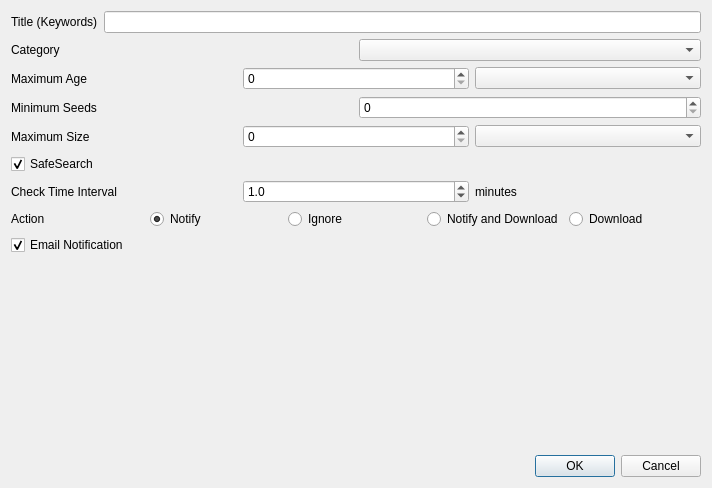
Before: the Qt Designer form create_filter_dialog.ui in thegreyd/znotify, drawn with Qt 5.
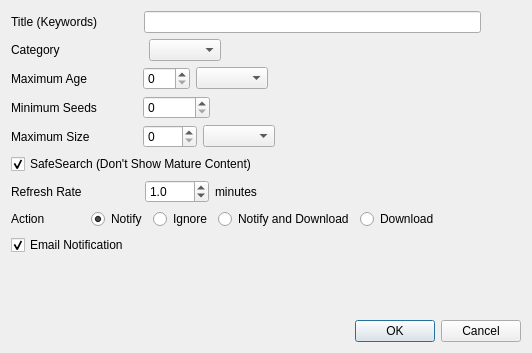
After: the same form once the commit is applied.

Commit message: implement advanced search, improve ui

Diff of the .ui file:
```diff
--- a/create_filter_dialog.ui
+++ b/create_filter_dialog.ui
@@ -6,8 +6,8 @@
    <rect>
     <x>0</x>
     <y>0</y>
-    <width>712</width>
-    <height>488</height>
+    <width>532</width>
+    <height>353</height>
    </rect>
   </property>
   <property name="windowTitle">
@@ -25,9 +25,41 @@
          </property>
         </widget>
        </item>
+       <item>
+        <spacer name="horizontalSpacer_3">
+         <property name="orientation">
+          <enum>Qt::Horizontal</enum>
+         </property>
+         <property name="sizeType">
+          <enum>QSizePolicy::Minimum</enum>
+         </property>
+         <property name="sizeHint" stdset="0">
+          <size>
+           <width>40</width>
+           <height>20</height>
+          </size>
+         </property>
+        </spacer>
+       </item>
        <item>
         <widget class="QLineEdit" name="keywords_bar"/>
        </item>
+       <item>
+        <spacer name="horizontalSpacer_12">
+         <property name="orientation">
+          <enum>Qt::Horizontal</enum>
+         </property>
+         <property name="sizeType">
+          <enum>QSizePolicy::Minimum</enum>
+         </property>
+         <property name="sizeHint" stdset="0">
+          <size>
+           <width>40</width>
+           <height>20</height>
+          </size>
+         </property>
+        </spacer>
+       </item>
       </layout>
      </item>
      <item>
@@ -35,13 +67,42 @@
        <item>
         <widget class="QLabel" name="label_5">
          <property name="text">
-          <string>Category</string>
+          <string>Category          </string>
          </property>
         </widget>
        </item>
+       <item>
+        <spacer name="horizontalSpacer_4">
+         <property name="orientation">
+          <enum>Qt::Horizontal</enum>
+         </property>
+         <property name="sizeType">
+          <enum>QSizePolicy::Preferred</enum>
+         </property>
+         <property name="sizeHint" stdset="0">
+          <size>
+           <width>50</width>
+           <height>20</height>
+          </size>
+         </property>
+        </spacer>
+       </item>
        <item>
         <widget class="QComboBox" name="combo_categ"/>
        </item>
+       <item>
+        <spacer name="horizontalSpacer_9">
+         <property name="orientation">
+          <enum>Qt::Horizontal</enum>
+         </property>
+         <property name="sizeHint" stdset="0">
+          <size>
+           <width>40</width>
+           <height>20</height>
+          </size>
+         </property>
+        </spacer>
+       </item>
       </layout>
      </item>
      <item>
@@ -49,10 +110,26 @@
        <item>
         <widget class="QLabel" name="label_10">
          <property name="text">
-          <string>Maximum Age</string>
+          <string>Maximum Age   </string>
          </property>
         </widget>
        </item>
+       <item>
+        <spacer name="horizontalSpacer_10">
+         <property name="orientation">
+          <enum>Qt::Horizontal</enum>
+         </property>
+         <property name="sizeType">
+          <enum>QSizePolicy::Minimum</enum>
+         </property>
+         <property name="sizeHint" stdset="0">
+          <size>
+           <width>40</width>
+           <height>20</height>
+          </size>
+         </property>
+        </spacer>
+       </item>
        <item>
         <widget class="QSpinBox" name="spin_age">
          <property name="maximum">
@@ -63,6 +140,19 @@
        <item>
         <widget class="QComboBox" name="combo_ageunit"/>
        </item>
+       <item>
+        <spacer name="horizontalSpacer_5">
+         <property name="orientation">
+          <enum>Qt::Horizontal</enum>
+         </property>
+         <property name="sizeHint" stdset="0">
+          <size>
+           <width>40</width>
+           <height>20</height>
+          </size>
+         </property>
+        </spacer>
+       </item>
       </layout>
      </item>
      <item>
@@ -74,6 +164,22 @@
          </property>
         </widget>
        </item>
+       <item>
+        <spacer name="horizontalSpacer_2">
+         <property name="orientation">
+          <enum>Qt::Horizontal</enum>
+         </property>
+         <property name="sizeType">
+          <enum>QSizePolicy::Minimum</enum>
+         </property>
+         <property name="sizeHint" stdset="0">
+          <size>
+           <width>40</width>
+           <height>20</height>
+          </size>
+         </property>
+        </spacer>
+       </item>
        <item>
         <widget class="QSpinBox" name="spin_seeds">
          <property name="maximum">
@@ -81,6 +187,22 @@
          </property>
         </widget>
        </item>
+       <item>
+        <spacer name="horizontalSpacer">
+         <property name="orientation">
+          <enum>Qt::Horizontal</enum>
+         </property>
+         <property name="sizeType">
+          <enum>QSizePolicy::Expanding</enum>
+         </property>
+         <property name="sizeHint" stdset="0">
+          <size>
+           <width>40</width>
+           <height>20</height>
+          </size>
+         </property>
+        </spacer>
+       </item>
       </layout>
      </item>
      <item>
@@ -88,10 +210,26 @@
        <item>
         <widget class="QLabel" name="label_2">
          <property name="text">
-          <string>Maximum Size</string>
+          <string>Maximum Size  </string>
          </property>
         </widget>
        </item>
+       <item>
+        <spacer name="horizontalSpacer_6">
+         <property name="orientation">
+          <enum>Qt::Horizontal</enum>
+         </property>
+         <property name="sizeType">
+          <enum>QSizePolicy::Minimum</enum>
+         </property>
+         <property name="sizeHint" stdset="0">
+          <size>
+           <width>40</width>
+           <height>20</height>
+          </size>
+         </property>
+        </spacer>
+       </item>
        <item>
         <widget class="QSpinBox" name="spin_sizeul">
          <property name="maximum">
@@ -102,12 +240,25 @@
        <item>
         <widget class="QComboBox" name="combo_sizeul"/>
        </item>
+       <item>
+        <spacer name="horizontalSpacer_11">
+         <property name="orientation">
+          <enum>Qt::Horizontal</enum>
+         </property>
+         <property name="sizeHint" stdset="0">
+          <size>
+           <width>40</width>
+           <height>20</height>
+          </size>
+         </property>
+        </spacer>
+       </item>
       </layout>
      </item>
      <item>
       <widget class="QCheckBox" name="check_safesearch">
        <property name="text">
-        <string>SafeSearch</string>
+        <string>SafeSearch (Don't Show Mature Content)</string>
        </property>
        <property name="checked">
         <bool>true</bool>
@@ -119,10 +270,26 @@
        <item>
         <widget class="QLabel" name="label_6">
          <property name="text">
-          <string>Check Time Interval</string>
+          <string>Refresh Rate     </string>
          </property>
         </widget>
        </item>
+       <item>
+        <spacer name="horizontalSpacer_14">
+         <property name="orientation">
+          <enum>Qt::Horizontal</enum>
+         </property>
+         <property name="sizeType">
+          <enum>QSizePolicy::Minimum</enum>
+         </property>
+         <property name="sizeHint" stdset="0">
+          <size>
+           <width>40</width>
+           <height>20</height>
+          </size>
+         </property>
+        </spacer>
+       </item>
        <item>
         <widget class="QDoubleSpinBox" name="spin_rate">
          <property name="showGroupSeparator" stdset="0">
@@ -149,6 +316,19 @@
          </property>
         </widget>
        </item>
+       <item>
+        <spacer name="horizontalSpacer_7">
+         <property name="orientation">
+          <enum>Qt::Horizontal</enum>
+         </property>
+         <property name="sizeHint" stdset="0">
+          <size>
+           <width>40</width>
+           <height>20</height>
+          </size>
+         </property>
+        </spacer>
+       </item>
       </layout>
      </item>
      <item>
@@ -160,6 +340,22 @@
          </property>
         </widget>
        </item>
+       <item>
+        <spacer name="horizontalSpacer_13">
+         <property name="orientation">
+          <enum>Qt::Horizontal</enum>
+         </property>
+         <property name="sizeType">
+          <enum>QSizePolicy::Minimum</enum>
+         </property>
+         <property name="sizeHint" stdset="0">
+          <size>
+           <width>40</width>
+           <height>20</height>
+          </size>
+         </property>
+        </spacer>
+       </item>
        <item>
         <widget class="QRadioButton" name="radio_notify">
          <property name="text">
@@ -194,6 +390,19 @@
          </property>
         </widget>
        </item>
+       <item>
+        <spacer name="horizontalSpacer_8">
+         <property name="orientation">
+          <enum>Qt::Horizontal</enum>
+         </property>
+         <property name="sizeHint" stdset="0">
+          <size>
+           <width>40</width>
+           <height>20</height>
+          </size>
+         </property>
+        </spacer>
+       </item>
       </layout>
      </item>
      <item>
```
The commit also changes 11 other files.
